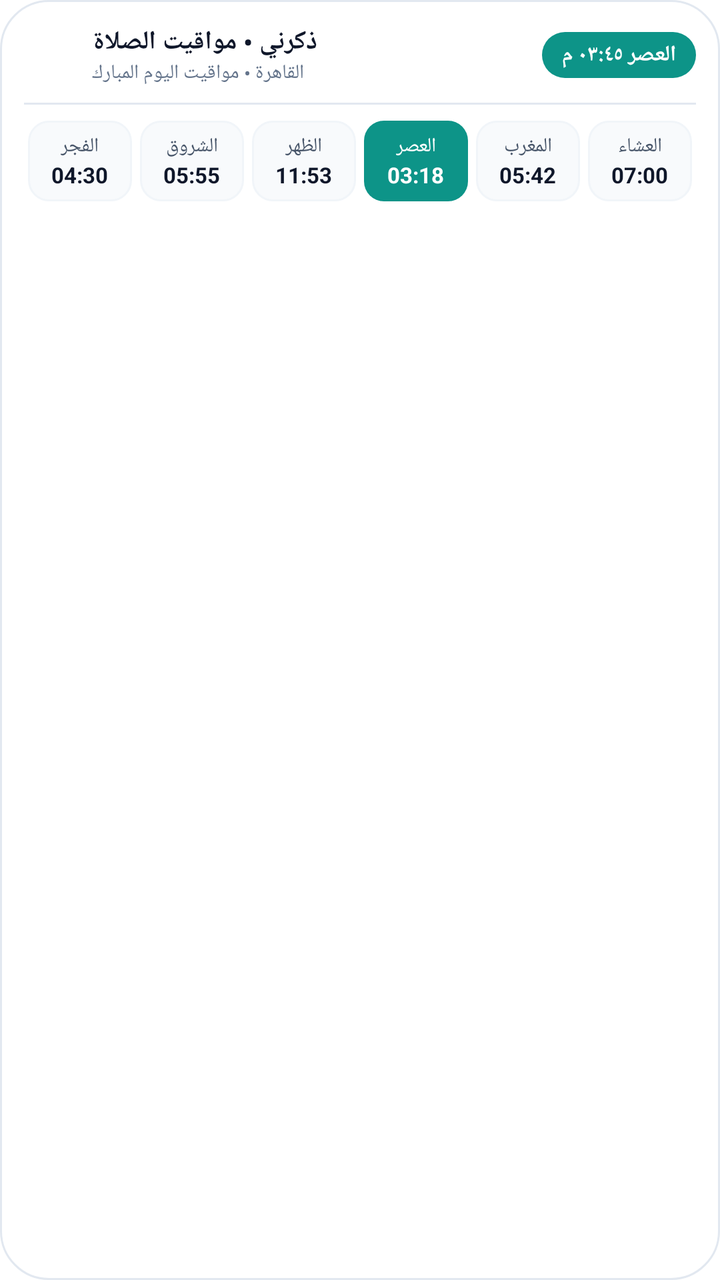
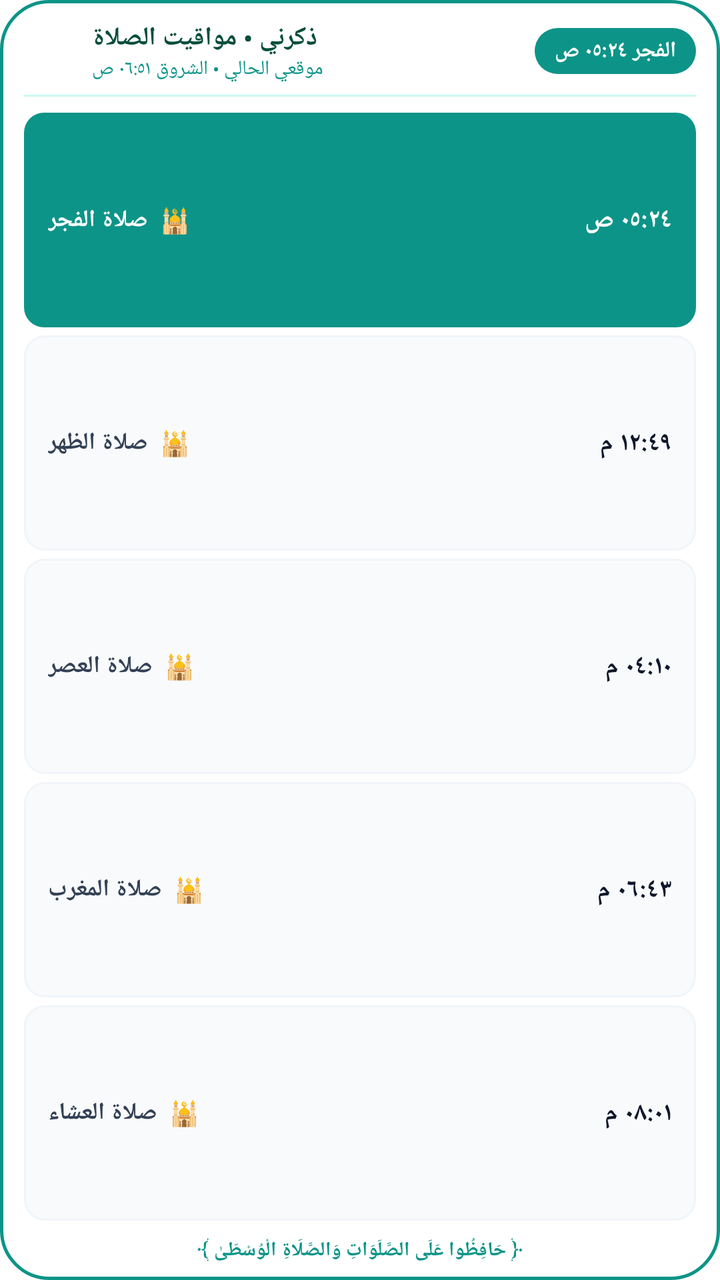

Two renders of the same Android screen: before a commit and after it. Below are the layout's source before the change and the commit's diff.
<!-- AndroidManifest.xml: fallback theme Theme.MaterialComponents.DayNight.NoActionBar -->
<!-- res/layout/prayer_widget_layout.xml -->
<?xml version="1.0" encoding="utf-8"?>
<LinearLayout xmlns:android="http://schemas.android.com/apk/res/android"
    android:id="@+id/widget_root"
    android:layout_width="match_parent"
    android:layout_height="match_parent"
    android:orientation="vertical"
    android:background="@drawable/prayer_widget_bg"
    android:padding="12dp">

    
    <LinearLayout
        android:layout_width="match_parent"
        android:layout_height="wrap_content"
        android:orientation="horizontal"
        android:gravity="center_vertical">

        <ImageView
            android:id="@+id/widget_app_icon"
            android:layout_width="26dp"
            android:layout_height="26dp"
            android:src="@drawable/ic_stat_zekrni"
            android:contentDescription="icon" />

        <LinearLayout
            android:layout_width="0dp"
            android:layout_height="wrap_content"
            android:layout_weight="1"
            android:orientation="vertical"
            android:layout_marginStart="8dp">

            <TextView
                android:id="@+id/widget_title"
                android:layout_width="wrap_content"
                android:layout_height="wrap_content"
                android:text="ذكرني • مواقيت الصلاة"
                android:textColor="#0F172A"
                android:textSize="13sp"
                android:textStyle="bold"
                android:maxLines="1" />

            <TextView
                android:id="@+id/widget_subtitle"
                android:layout_width="wrap_content"
                android:layout_height="wrap_content"
                android:text="القاهرة • مواقيت اليوم المبارك"
                android:textColor="#64748B"
                android:textSize="10sp"
                android:maxLines="1" />
        </LinearLayout>

        <TextView
            android:id="@+id/widget_next_badge"
            android:layout_width="wrap_content"
            android:layout_height="wrap_content"
            android:background="@drawable/prayer_chip_bg"
            android:text="العصر ٠٣:٤٥ م"
            android:textColor="#FFFFFF"
            android:textSize="11sp"
            android:textStyle="bold"
            android:paddingHorizontal="10dp"
            android:paddingVertical="4dp" />
    </LinearLayout>

    
    <View
        android:layout_width="match_parent"
        android:layout_height="1dp"
        android:background="#E2E8F0"
        android:layout_marginTop="8dp"
        android:layout_marginBottom="8dp" />

    
    <LinearLayout
        android:layout_width="match_parent"
        android:layout_height="wrap_content"
        android:orientation="horizontal"
        android:weightSum="6"
        android:gravity="center">

        
        <LinearLayout
            android:id="@+id/widget_fajr_container"
            android:layout_width="0dp"
            android:layout_height="wrap_content"
            android:layout_weight="1"
            android:orientation="vertical"
            android:gravity="center"
            android:background="@drawable/prayer_inactive_item_bg"
            android:paddingVertical="6dp"
            android:layout_marginHorizontal="2dp">

            <TextView
                android:id="@+id/widget_fajr_name"
                android:layout_width="wrap_content"
                android:layout_height="wrap_content"
                android:text="الفجر"
                android:textColor="#475569"
                android:textSize="10sp" />

            <TextView
                android:id="@+id/widget_fajr_time"
                android:layout_width="wrap_content"
                android:layout_height="wrap_content"
                android:text="04:30"
                android:textColor="#0F172A"
                android:textSize="11sp"
                android:textStyle="bold" />
        </LinearLayout>

        
        <LinearLayout
            android:id="@+id/widget_sunrise_container"
            android:layout_width="0dp"
            android:layout_height="wrap_content"
            android:layout_weight="1"
            android:orientation="vertical"
            android:gravity="center"
            android:background="@drawable/prayer_inactive_item_bg"
            android:paddingVertical="6dp"
            android:layout_marginHorizontal="2dp">

            <TextView
                android:id="@+id/widget_sunrise_name"
                android:layout_width="wrap_content"
                android:layout_height="wrap_content"
                android:text="الشروق"
                android:textColor="#475569"
                android:textSize="10sp" />

            <TextView
                android:id="@+id/widget_sunrise_time"
                android:layout_width="wrap_content"
                android:layout_height="wrap_content"
                android:text="05:55"
                android:textColor="#0F172A"
                android:textSize="11sp"
                android:textStyle="bold" />
        </LinearLayout>

        
        <LinearLayout
            android:id="@+id/widget_dhuhr_container"
            android:layout_width="0dp"
            android:layout_height="wrap_content"
            android:layout_weight="1"
            android:orientation="vertical"
            android:gravity="center"
            android:background="@drawable/prayer_inactive_item_bg"
            android:paddingVertical="6dp"
            android:layout_marginHorizontal="2dp">

            <TextView
                android:id="@+id/widget_dhuhr_name"
                android:layout_width="wrap_content"
                android:layout_height="wrap_content"
                android:text="الظهر"
                android:textColor="#475569"
                android:textSize="10sp" />

            <TextView
                android:id="@+id/widget_dhuhr_time"
                android:layout_width="wrap_content"
                android:layout_height="wrap_content"
                android:text="11:53"
                android:textColor="#0F172A"
                android:textSize="11sp"
                android:textStyle="bold" />
        </LinearLayout>

        
        <LinearLayout
            android:id="@+id/widget_asr_container"
            android:layout_width="0dp"
            android:layout_height="wrap_content"
            android:layout_weight="1"
            android:orientation="vertical"
            android:gravity="center"
            android:background="@drawable/prayer_active_item_bg"
            android:paddingVertical="6dp"
            android:layout_marginHorizontal="2dp">

            <TextView
                android:id="@+id/widget_asr_name"
                android:layout_width="wrap_content"
                android:layout_height="wrap_content"
                android:text="العصر"
                android:textColor="#FFFFFF"
                android:textSize="10sp" />

            <TextView
                android:id="@+id/widget_asr_time"
                android:layout_width="wrap_content"
                android:layout_height="wrap_content"
                android:text="03:18"
                android:textColor="#FFFFFF"
                android:textSize="11sp"
                android:textStyle="bold" />
        </LinearLayout>

        
        <LinearLayout
            android:id="@+id/widget_maghrib_container"
            android:layout_width="0dp"
            android:layout_height="wrap_content"
            android:layout_weight="1"
            android:orientation="vertical"
            android:gravity="center"
            android:background="@drawable/prayer_inactive_item_bg"
            android:paddingVertical="6dp"
            android:layout_marginHorizontal="2dp">

            <TextView
                android:id="@+id/widget_maghrib_name"
                android:layout_width="wrap_content"
                android:layout_height="wrap_content"
                android:text="المغرب"
                android:textColor="#475569"
                android:textSize="10sp" />

            <TextView
                android:id="@+id/widget_maghrib_time"
                android:layout_width="wrap_content"
                android:layout_height="wrap_content"
                android:text="05:42"
                android:textColor="#0F172A"
                android:textSize="11sp"
                android:textStyle="bold" />
        </LinearLayout>

        
        <LinearLayout
            android:id="@+id/widget_isha_container"
            android:layout_width="0dp"
            android:layout_height="wrap_content"
            android:layout_weight="1"
            android:orientation="vertical"
            android:gravity="center"
            android:background="@drawable/prayer_inactive_item_bg"
            android:paddingVertical="6dp"
            android:layout_marginHorizontal="2dp">

            <TextView
                android:id="@+id/widget_isha_name"
                android:layout_width="wrap_content"
                android:layout_height="wrap_content"
                android:text="العشاء"
                android:textColor="#475569"
                android:textSize="10sp" />

            <TextView
                android:id="@+id/widget_isha_time"
                android:layout_width="wrap_content"
                android:layout_height="wrap_content"
                android:text="07:00"
                android:textColor="#0F172A"
                android:textSize="11sp"
                android:textStyle="bold" />
        </LinearLayout>
    </LinearLayout>
</LinearLayout>
<!-- resources referenced by this layout -->
<resources>
  <!-- drawable ic_stat_zekrni: png bitmap (drawable, 3866 bytes) -->
  <!-- drawable prayer_active_item_bg (drawable) -->
  <?xml version="1.0" encoding="utf-8"?>
  <shape xmlns:android="http://schemas.android.com/apk/res/android"
      android:shape="rectangle">
      <solid android:color="#0D9488" />
      <corners android:radius="10dp" />
  </shape>
  <!-- drawable prayer_chip_bg (drawable) -->
  <?xml version="1.0" encoding="utf-8"?>
  <shape xmlns:android="http://schemas.android.com/apk/res/android"
      android:shape="rectangle">
      <solid android:color="#0D9488" />
      <corners android:radius="14dp" />
  </shape>
  <!-- drawable prayer_inactive_item_bg (drawable) -->
  <?xml version="1.0" encoding="utf-8"?>
  <shape xmlns:android="http://schemas.android.com/apk/res/android"
      android:shape="rectangle">
      <solid android:color="#F8FAFC" />
      <corners android:radius="10dp" />
      <stroke
          android:width="1dp"
          android:color="#F1F5F9" />
  </shape>
  <!-- drawable prayer_widget_bg (drawable) -->
  <?xml version="1.0" encoding="utf-8"?>
  <shape xmlns:android="http://schemas.android.com/apk/res/android"
      android:shape="rectangle">
      <solid android:color="#FFFFFF" />
      <corners android:radius="24dp" />
      <stroke
          android:width="1dp"
          android:color="#E2E8F0" />
  </shape>
</resources>

<!-- the commit's change to res/layout/prayer_widget_layout.xml (unified diff, before → after) -->
@@ -5,7 +5,12 @@
     android:layout_height="match_parent"
     android:orientation="vertical"
     android:background="@drawable/prayer_widget_bg"
-    android:padding="12dp">
+    android:paddingLeft="12dp"
+    android:paddingRight="12dp"
+    android:paddingStart="12dp"
+    android:paddingEnd="12dp"
+    android:paddingTop="10dp"
+    android:paddingBottom="8dp">
 
     
     <LinearLayout
@@ -19,21 +24,24 @@
             android:layout_width="26dp"
             android:layout_height="26dp"
             android:src="@drawable/ic_stat_zekrni"
-            android:contentDescription="icon" />
+            android:contentDescription="@null" />
 
         <LinearLayout
             android:layout_width="0dp"
             android:layout_height="wrap_content"
             android:layout_weight="1"
             android:orientation="vertical"
-            android:layout_marginStart="8dp">
+            android:layout_marginLeft="8dp"
+            android:layout_marginStart="8dp"
+            android:layout_marginRight="8dp"
+            android:layout_marginEnd="8dp">
 
             <TextView
                 android:id="@+id/widget_title"
                 android:layout_width="wrap_content"
                 android:layout_height="wrap_content"
                 android:text="ذكرني • مواقيت الصلاة"
-                android:textColor="#0F172A"
+                android:textColor="#064E3B"
                 android:textSize="13sp"
                 android:textStyle="bold"
                 android:maxLines="1" />
@@ -42,8 +50,8 @@
                 android:id="@+id/widget_subtitle"
                 android:layout_width="wrap_content"
                 android:layout_height="wrap_content"
-                android:text="القاهرة • مواقيت اليوم المبارك"
-                android:textColor="#64748B"
+                android:text="موقعي الحالي • الشروق ٠٦:٥١ ص"
+                android:textColor="#0D9488"
                 android:textSize="10sp"
                 android:maxLines="1" />
         </LinearLayout>
@@ -53,208 +61,320 @@
             android:layout_width="wrap_content"
             android:layout_height="wrap_content"
             android:background="@drawable/prayer_chip_bg"
-            android:text="العصر ٠٣:٤٥ م"
+            android:text="الفجر ٠٥:٢٤ ص"
             android:textColor="#FFFFFF"
             android:textSize="11sp"
             android:textStyle="bold"
-            android:paddingHorizontal="10dp"
-            android:paddingVertical="4dp" />
+            android:paddingLeft="10dp"
+            android:paddingRight="10dp"
+            android:paddingStart="10dp"
+            android:paddingEnd="10dp"
+            android:paddingTop="4dp"
+            android:paddingBottom="4dp" />
     </LinearLayout>
 
     
-    <View
+    <ImageView
+        android:id="@+id/widget_divider"
         android:layout_width="match_parent"
         android:layout_height="1dp"
-        android:background="#E2E8F0"
-        android:layout_marginTop="8dp"
-        android:layout_marginBottom="8dp" />
+        android:background="#CCFBF1"
+        android:layout_marginTop="6dp"
+        android:layout_marginBottom="6dp"
+        android:contentDescription="@null" />
 
     
     <LinearLayout
+        android:id="@+id/widget_prayers_list"
+        android:layout_width="match_parent"
+        android:layout_height="0dp"
+        android:layout_weight="1"
+        android:orientation="vertical"
+        android:weightSum="5">
+
+        
+        <FrameLayout
+            android:id="@+id/widget_fajr_container"
+            android:layout_width="match_parent"
+            android:layout_height="0dp"
+            android:layout_weight="1"
+            android:layout_marginTop="2dp"
+            android:layout_marginBottom="2dp">
+
+            <ImageView
+                android:id="@+id/widget_fajr_bg"
+                android:layout_width="match_parent"
+                android:layout_height="match_parent"
+                android:scaleType="fitXY"
+                android:src="@drawable/prayer_active_item_bg"
+                android:contentDescription="@null" />
+
+            <LinearLayout
+                android:layout_width="match_parent"
+                android:layout_height="match_parent"
+                android:orientation="horizontal"
+                android:gravity="center_vertical"
+                android:paddingLeft="12dp"
+                android:paddingRight="12dp"
+                android:paddingStart="12dp"
+                android:paddingEnd="12dp">
+
+                <TextView
+                    android:id="@+id/widget_fajr_name"
+                    android:layout_width="wrap_content"
+                    android:layout_height="wrap_content"
+                    android:text="🕌  صلاة الفجر"
+                    android:textColor="#FFFFFF"
+                    android:textSize="12sp"
+                    android:textStyle="bold" />
+
+                
+                <TextView
+                    android:layout_width="0dp"
+                    android:layout_height="wrap_content"
+                    android:layout_weight="1" />
+
+                <TextView
+                    android:id="@+id/widget_fajr_time"
+                    android:layout_width="wrap_content"
+                    android:layout_height="wrap_content"
+                    android:text="٠٥:٢٤ ص"
+                    android:textColor="#FFFFFF"
+                    android:textSize="13sp"
+                    android:textStyle="bold" />
+            </LinearLayout>
+        </FrameLayout>
+
+        
+        <FrameLayout
+            android:id="@+id/widget_dhuhr_container"
+            android:layout_width="match_parent"
+            android:layout_height="0dp"
+            android:layout_weight="1"
+            android:layout_marginTop="2dp"
+            android:layout_marginBottom="2dp">
+
+            <ImageView
+                android:id="@+id/widget_dhuhr_bg"
+                android:layout_width="match_parent"
+                android:layout_height="match_parent"
+                android:scaleType="fitXY"
+                android:src="@drawable/prayer_inactive_item_bg"
+                android:contentDescription="@null" />
+
+            <LinearLayout
+                android:layout_width="match_parent"
+                android:layout_height="match_parent"
+                android:orientation="horizontal"
+                android:gravity="center_vertical"
+                android:paddingLeft="12dp"
+                android:paddingRight="12dp"
+                android:paddingStart="12dp"
+                android:paddingEnd="12dp">
+
+                <TextView
+                    android:id="@+id/widget_dhuhr_name"
+                    android:layout_width="wrap_content"
+                    android:layout_height="wrap_content"
+                    android:text="🕌  صلاة الظهر"
+                    android:textColor="#334155"
+                    android:textSize="12sp"
+                    android:textStyle="bold" />
+
+                
+                <TextView
+                    android:layout_width="0dp"
+                    android:layout_height="wrap_content"
+                    android:layout_weight="1" />
+
+                <TextView
+                    android:id="@+id/widget_dhuhr_time"
+                    android:layout_width="wrap_content"
+                    android:layout_height="wrap_content"
+                    android:text="١٢:٤٩ م"
+                    android:textColor="#0F172A"
+                    android:textSize="13sp"
+                    android:textStyle="bold" />
+            </LinearLayout>
+        </FrameLayout>
+
+        
+        <FrameLayout
+            android:id="@+id/widget_asr_container"
+            android:layout_width="match_parent"
+            android:layout_height="0dp"
+            android:layout_weight="1"
+            android:layout_marginTop="2dp"
+            android:layout_marginBottom="2dp">
+
+            <ImageView
+                android:id="@+id/widget_asr_bg"
+                android:layout_width="match_parent"
+                android:layout_height="match_parent"
+                android:scaleType="fitXY"
+                android:src="@drawable/prayer_inactive_item_bg"
+                android:contentDescription="@null" />
+
+            <LinearLayout
+                android:layout_width="match_parent"
+                android:layout_height="match_parent"
+                android:orientation="horizontal"
+                android:gravity="center_vertical"
+                android:paddingLeft="12dp"
+                android:paddingRight="12dp"
+                android:paddingStart="12dp"
+                android:paddingEnd="12dp">
+
+                <TextView
+                    android:id="@+id/widget_asr_name"
+                    android:layout_width="wrap_content"
+                    android:layout_height="wrap_content"
+                    android:text="🕌  صلاة العصر"
+                    android:textColor="#334155"
+                    android:textSize="12sp"
+                    android:textStyle="bold" />
+
+                
+                <TextView
+                    android:layout_width="0dp"
+                    android:layout_height="wrap_content"
+                    android:layout_weight="1" />
+
+                <TextView
+                    android:id="@+id/widget_asr_time"
+                    android:layout_width="wrap_content"
+                    android:layout_height="wrap_content"
+                    android:text="٠٤:١٠ م"
+                    android:textColor="#0F172A"
+                    android:textSize="13sp"
+                    android:textStyle="bold" />
+            </LinearLayout>
+        </FrameLayout>
+
+        
+        <FrameLayout
+            android:id="@+id/widget_maghrib_container"
+            android:layout_width="match_parent"
+            android:layout_height="0dp"
+            android:layout_weight="1"
+            android:layout_marginTop="2dp"
+            android:layout_marginBottom="2dp">
+
+            <ImageView
+                android:id="@+id/widget_maghrib_bg"
+                android:layout_width="match_parent"
+                android:layout_height="match_parent"
+                android:scaleType="fitXY"
+                android:src="@drawable/prayer_inactive_item_bg"
+                android:contentDescription="@null" />
+
+            <LinearLayout
+                android:layout_width="match_parent"
+                android:layout_height="match_parent"
+                android:orientation="horizontal"
+                android:gravity="center_vertical"
+                android:paddingLeft="12dp"
+                android:paddingRight="12dp"
+                android:paddingStart="12dp"
+                android:paddingEnd="12dp">
+
+                <TextView
+                    android:id="@+id/widget_maghrib_name"
+                    android:layout_width="wrap_content"
+                    android:layout_height="wrap_content"
+                    android:text="🕌  صلاة المغرب"
+                    android:textColor="#334155"
+                    android:textSize="12sp"
+                    android:textStyle="bold" />
+
+                
+                <TextView
+                    android:layout_width="0dp"
+                    android:layout_height="wrap_content"
+                    android:layout_weight="1" />
+
+                <TextView
+                    android:id="@+id/widget_maghrib_time"
+                    android:layout_width="wrap_content"
+                    android:layout_height="wrap_content"
+                    android:text="٠٦:٤٣ م"
+                    android:textColor="#0F172A"
+                    android:textSize="13sp"
+                    android:textStyle="bold" />
+            </LinearLayout>
+        </FrameLayout>
+
+        
+        <FrameLayout
+            android:id="@+id/widget_isha_container"
+            android:layout_width="match_parent"
+            android:layout_height="0dp"
+            android:layout_weight="1"
+            android:layout_marginTop="2dp"
+            android:layout_marginBottom="2dp">
+
+            <ImageView
+                android:id="@+id/widget_isha_bg"
+                android:layout_width="match_parent"
+                android:layout_height="match_parent"
+                android:scaleType="fitXY"
+                android:src="@drawable/prayer_inactive_item_bg"
+                android:contentDescription="@null" />
+
+            <LinearLayout
+                android:layout_width="match_parent"
+                android:layout_height="match_parent"
+                android:orientation="horizontal"
+                android:gravity="center_vertical"
+                android:paddingLeft="12dp"
+                android:paddingRight="12dp"
+                android:paddingStart="12dp"
+                android:paddingEnd="12dp">
+
+                <TextView
+                    android:id="@+id/widget_isha_name"
+                    android:layout_width="wrap_content"
+                    android:layout_height="wrap_content"
+                    android:text="🕌  صلاة العشاء"
+                    android:textColor="#334155"
+                    android:textSize="12sp"
+                    android:textStyle="bold" />
+
+                
+                <TextView
+                    android:layout_width="0dp"
+                    android:layout_height="wrap_content"
+                    android:layout_weight="1" />
+
+                <TextView
+                    android:id="@+id/widget_isha_time"
+                    android:layout_width="wrap_content"
+                    android:layout_height="wrap_content"
+                    android:text="٠٨:٠١ م"
+                    android:textColor="#0F172A"
+                    android:textSize="13sp"
+                    android:textStyle="bold" />
+            </LinearLayout>
+        </FrameLayout>
+    </LinearLayout>
+
+    
+    <LinearLayout
+        android:id="@+id/widget_footer"
         android:layout_width="match_parent"
         android:layout_height="wrap_content"
         android:orientation="horizontal"
-        android:weightSum="6"
-        android:gravity="center">
-
-        
-        <LinearLayout
-            android:id="@+id/widget_fajr_container"
-            android:layout_width="0dp"
+        android:gravity="center"
+        android:layout_marginTop="6dp">
+
+        <TextView
+            android:id="@+id/widget_verse"
+            android:layout_width="wrap_content"
             android:layout_height="wrap_content"
-            android:layout_weight="1"
-            android:orientation="vertical"
-            android:gravity="center"
-            android:background="@drawable/prayer_inactive_item_bg"
-            android:paddingVertical="6dp"
-            android:layout_marginHorizontal="2dp">
-
-            <TextView
-                android:id="@+id/widget_fajr_name"
-                android:layout_width="wrap_content"
-                android:layout_height="wrap_content"
-                android:text="الفجر"
-                android:textColor="#475569"
-                android:textSize="10sp" />
-
-            <TextView
-                android:id="@+id/widget_fajr_time"
-                android:layout_width="wrap_content"
-                android:layout_height="wrap_content"
-                android:text="04:30"
-                android:textColor="#0F172A"
-                android:textSize="11sp"
-                android:textStyle="bold" />
-        </LinearLayout>
-
-        
-        <LinearLayout
-            android:id="@+id/widget_sunrise_container"
-            android:layout_width="0dp"
-            android:layout_height="wrap_content"
-            android:layout_weight="1"
-            android:orientation="vertical"
-            android:gravity="center"
-            android:background="@drawable/prayer_inactive_item_bg"
-            android:paddingVertical="6dp"
-            android:layout_marginHorizontal="2dp">
-
-            <TextView
-                android:id="@+id/widget_sunrise_name"
-                android:layout_width="wrap_content"
-                android:layout_height="wrap_content"
-                android:text="الشروق"
-                android:textColor="#475569"
-                android:textSize="10sp" />
-
-            <TextView
-                android:id="@+id/widget_sunrise_time"
-                android:layout_width="wrap_content"
-                android:layout_height="wrap_content"
-                android:text="05:55"
-                android:textColor="#0F172A"
-                android:textSize="11sp"
-                android:textStyle="bold" />
-        </LinearLayout>
-
-        
-        <LinearLayout
-            android:id="@+id/widget_dhuhr_container"
-            android:layout_width="0dp"
-            android:layout_height="wrap_content"
-            android:layout_weight="1"
-            android:orientation="vertical"
-            android:gravity="center"
-            android:background="@drawable/prayer_inactive_item_bg"
-            android:paddingVertical="6dp"
-            android:layout_marginHorizontal="2dp">
-
-            <TextView
-                android:id="@+id/widget_dhuhr_name"
-                android:layout_width="wrap_content"
-                android:layout_height="wrap_content"
-                android:text="الظهر"
-                android:textColor="#475569"
-                android:textSize="10sp" />
-
-            <TextView
-                android:id="@+id/widget_dhuhr_time"
-                android:layout_width="wrap_content"
-                android:layout_height="wrap_content"
-                android:text="11:53"
-                android:textColor="#0F172A"
-                android:textSize="11sp"
-                android:textStyle="bold" />
-        </LinearLayout>
-
-        
-        <LinearLayout
-            android:id="@+id/widget_asr_container"
-            android:layout_width="0dp"
-            android:layout_height="wrap_content"
-            android:layout_weight="1"
-            android:orientation="vertical"
-            android:gravity="center"
-            android:background="@drawable/prayer_active_item_bg"
-            android:paddingVertical="6dp"
-            android:layout_marginHorizontal="2dp">
-
-            <TextView
-                android:id="@+id/widget_asr_name"
-                android:layout_width="wrap_content"
-                android:layout_height="wrap_content"
-                android:text="العصر"
-                android:textColor="#FFFFFF"
-                android:textSize="10sp" />
-
-            <TextView
-                android:id="@+id/widget_asr_time"
-                android:layout_width="wrap_content"
-                android:layout_height="wrap_content"
-                android:text="03:18"
-                android:textColor="#FFFFFF"
-                android:textSize="11sp"
-                android:textStyle="bold" />
-        </LinearLayout>
-
-        
-        <LinearLayout
-            android:id="@+id/widget_maghrib_container"
-            android:layout_width="0dp"
-            android:layout_height="wrap_content"
-            android:layout_weight="1"
-            android:orientation="vertical"
-            android:gravity="center"
-            android:background="@drawable/prayer_inactive_item_bg"
-            android:paddingVertical="6dp"
-            android:layout_marginHorizontal="2dp">
-
-            <TextView
-                android:id="@+id/widget_maghrib_name"
-                android:layout_width="wrap_content"
-                android:layout_height="wrap_content"
-                android:text="المغرب"
-                android:textColor="#475569"
-                android:textSize="10sp" />
-
-            <TextView
-                android:id="@+id/widget_maghrib_time"
-                android:layout_width="wrap_content"
-                android:layout_height="wrap_content"
-                android:text="05:42"
-                android:textColor="#0F172A"
-                android:textSize="11sp"
-                android:textStyle="bold" />
-        </LinearLayout>
-
-        
-        <LinearLayout
-            android:id="@+id/widget_isha_container"
-            android:layout_width="0dp"
-            android:layout_height="wrap_content"
-            android:layout_weight="1"
-            android:orientation="vertical"
-            android:gravity="center"
-            android:background="@drawable/prayer_inactive_item_bg"
-            android:paddingVertical="6dp"
-            android:layout_marginHorizontal="2dp">
-
-            <TextView
-                android:id="@+id/widget_isha_name"
-                android:layout_width="wrap_content"
-                android:layout_height="wrap_content"
-                android:text="العشاء"
-                android:textColor="#475569"
-                android:textSize="10sp" />
-
-            <TextView
-                android:id="@+id/widget_isha_time"
-                android:layout_width="wrap_content"
-                android:layout_height="wrap_content"
-                android:text="07:00"
-                android:textColor="#0F172A"
-                android:textSize="11sp"
-                android:textStyle="bold" />
-        </LinearLayout>
+            android:text="﴿ حَافِظُوا عَلَى الصَّلَوَاتِ وَالصَّلَاةِ الْوُسْطَىٰ ﴾"
+            android:textColor="#0D9488"
+            android:textSize="10sp"
+            android:textStyle="bold"
+            android:gravity="center" />
     </LinearLayout>
 </LinearLayout>
<!-- resource entries referenced after the edit -->
@@ -32,8 +32,8 @@
       <solid android:color="#FFFFFF" />
       <corners android:radius="24dp" />
       <stroke
-          android:width="1dp"
-          android:color="#E2E8F0" />
+          android:width="1.5dp"
+          android:color="#0D9488" />
   </shape>
 </resources>
 
